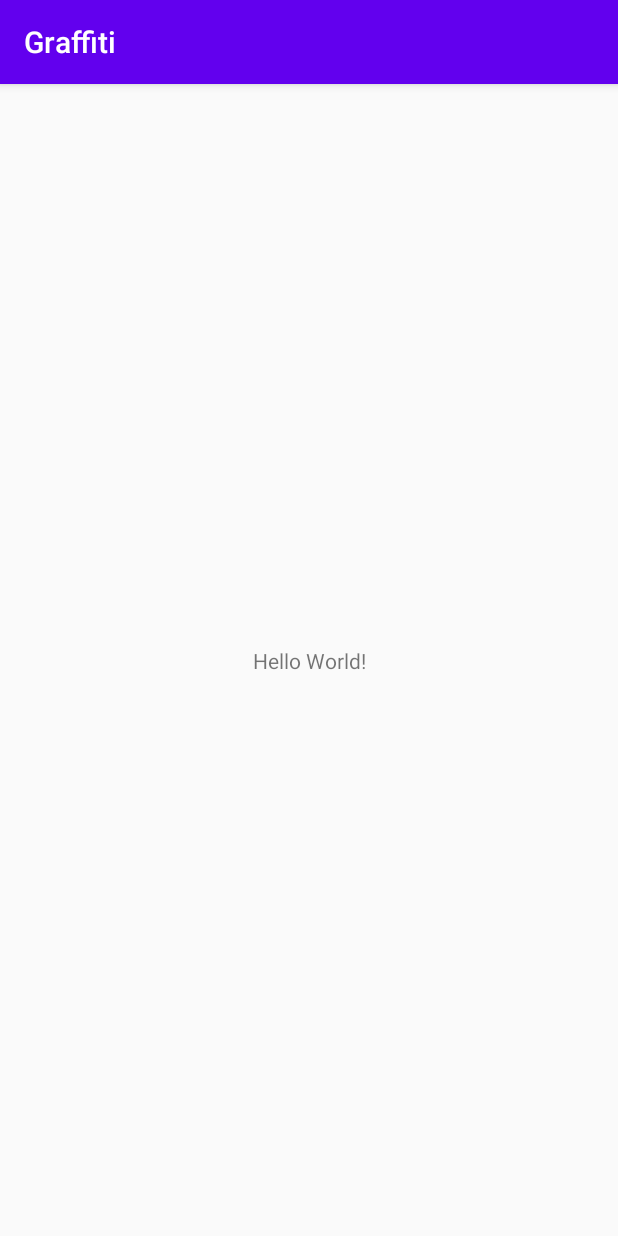
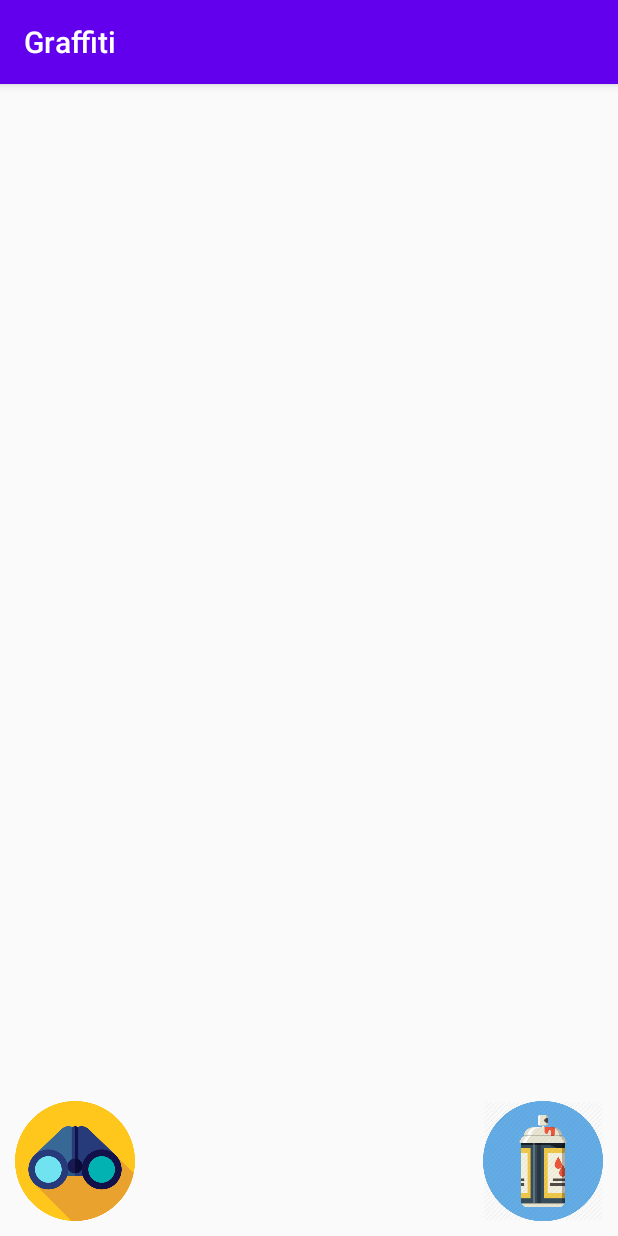
Before and after one commit to tdbeirne/graffiti, an Android app: the screen it shows after launch (MainActivity), on a phone screen of 412 x 824 dp. Run offline under Robolectric (Android 15) with nearby library versions, the phone set to English and light mode, and no system bars; libraries missing offline, so code that uses them is left out: com.github.nkzawa.socketio.

Commit message:
Tai - Basic main screen layout

```diff
--- a/android/Graffiti/app/src/main/res/layout/activity_main.xml
+++ b/android/Graffiti/app/src/main/res/layout/activity_main.xml
@@ -6,13 +6,33 @@
     android:layout_height="match_parent"
     tools:context=".MainActivity">
 
-    <TextView
-        android:layout_width="wrap_content"
-        android:layout_height="wrap_content"
-        android:text="Hello World!"
+    <ImageButton
+        android:id="@+id/find_graffiti_button"
+        android:layout_width="80dp"
+        android:layout_height="80dp"
+        android:layout_gravity="bottom|start"
+        android:layout_marginLeft="10dp"
+        android:layout_marginBottom="10dp"
+        android:background="@android:color/transparent"
+        android:contentDescription="find_graffiti"
+        android:scaleType="centerInside"
+        android:src="@drawable/refresh_button"
         app:layout_constraintBottom_toBottomOf="parent"
-        app:layout_constraintLeft_toLeftOf="parent"
-        app:layout_constraintRight_toRightOf="parent"
-        app:layout_constraintTop_toTopOf="parent" />
+        app:layout_constraintStart_toStartOf="parent" />
+
+    <ImageButton
+        android:id="@+id/post_button"
+        android:layout_width="80dp"
+        android:layout_height="80dp"
+        android:layout_gravity="center_horizontal"
+        android:layout_marginRight="10dp"
+        android:layout_marginBottom="10dp"
+        android:background="@android:color/transparent"
+        android:contentDescription="post_button"
+        android:scaleType="centerInside"
+        android:src="@drawable/post_button"
+        app:layout_constraintBottom_toBottomOf="parent"
+        app:layout_constraintEnd_toEndOf="parent" />
+
 
 </androidx.constraintlayout.widget.ConstraintLayout>
```
